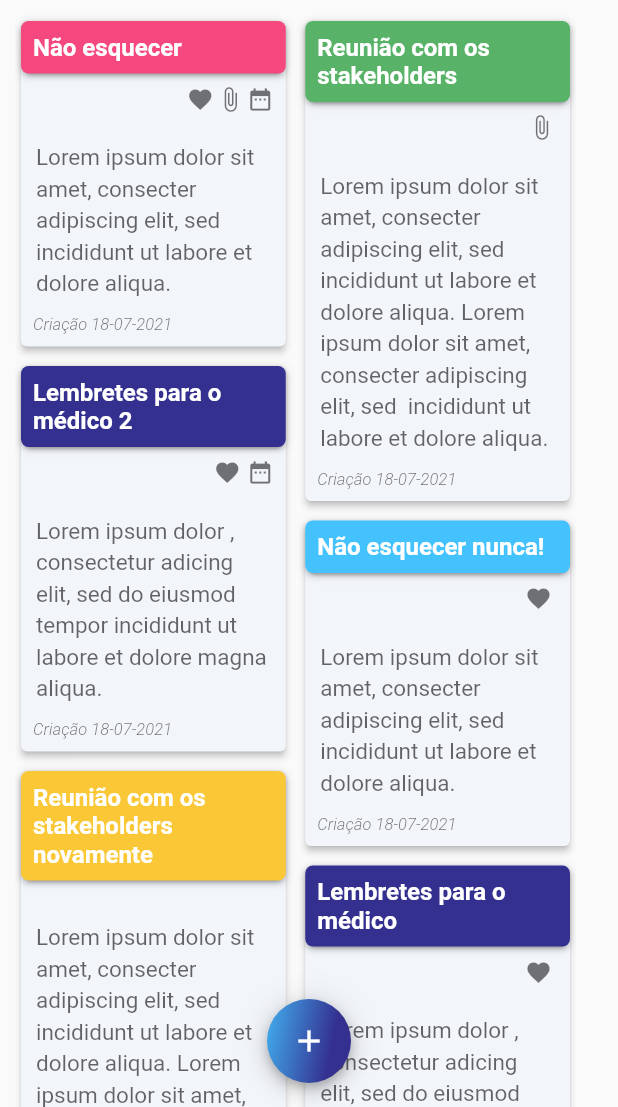
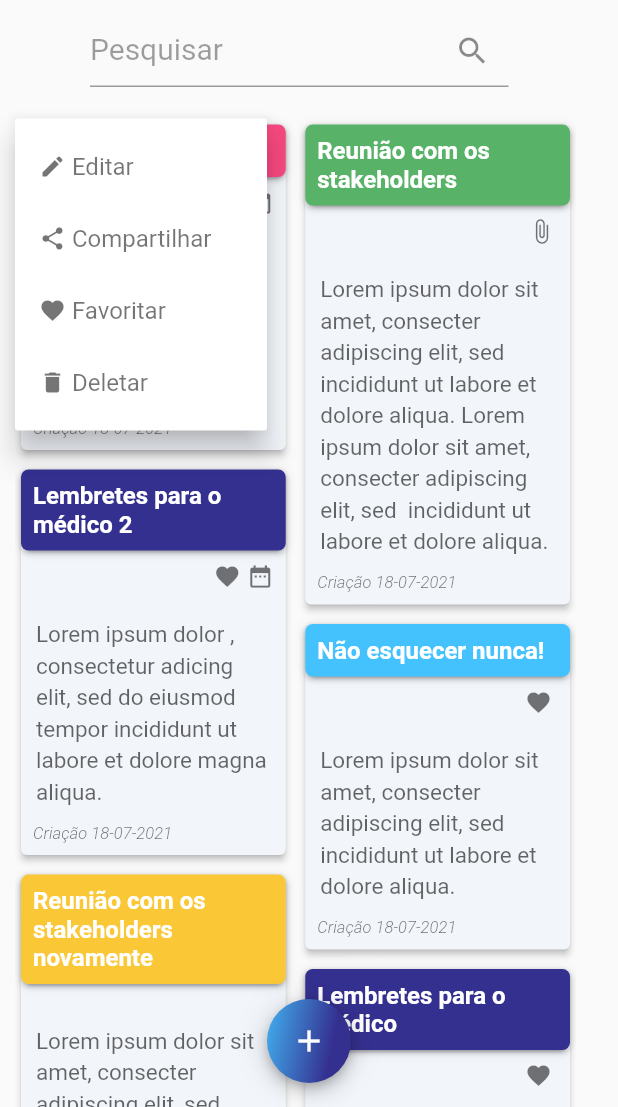
Before and after one commit to andrekubotsu/raro-academy-level-up-4, a Flutter app: the screen it shows after launch, after a tap on "Não esquecer", on a phone screen of 412 x 824 dp, the part 129-1236 px from its top. Run offline on Flutter 3.47's test engine with Material 2 defaults, Android fonts, the phone set to English and light mode, and no system bars; drawn by our look-alikes of focused_menu; our stand-ins replace date_format; missing offline and left inert: animated_card; project files that could hold a hidden picture were left out.

Commit message:
menu using popupbuttonmenu

```diff
--- a/lib/src/features/notes_list/notes_list_controller.dart
+++ b/lib/src/features/notes_list/notes_list_controller.dart
@@ -5,6 +5,7 @@ var inputDate = formatDate(DateTime.now(), [dd, '-', mm, '-', yyyy]);
 
 class NotesListController {
   List data = [
+    {},
     {
       "title": "Não esquecer",
       "noteText":
--- a/lib/src/features/notes_list/notes_list_page.dart
+++ b/lib/src/features/notes_list/notes_list_page.dart
@@ -4,11 +4,10 @@ import 'package:bloco_de_notas/src/features/new_note/new_note.dart';
 import 'package:bloco_de_notas/src/features/notes_list/notes_list_controller.dart';
 import 'package:bloco_de_notas/src/shared/constants/app_colors.dart';
 import 'package:bloco_de_notas/src/shared/widgets/add_new_note_button_widget.dart';
+
 import 'package:bloco_de_notas/src/shared/widgets/note_card_widget.dart';
 import 'package:flutter/material.dart';
 import 'package:flutter_staggered_grid_view/flutter_staggered_grid_view.dart';
-import 'package:focused_menu/focused_menu.dart';
-import 'package:focused_menu/modals.dart';
 
 class NotesListPage extends StatefulWidget {
   NotesListPage({Key? key}) : super(key: key);
@@ -55,17 +54,45 @@ class _NotesListPageState extends State<NotesListPage> {
                 mainAxisSpacing: 5,
                 crossAxisCount: 2,
                 itemCount: controller.data.length,
-                itemBuilder: (BuildContext context, int index) =>
-                    NoteCardWidget(
+                itemBuilder: (BuildContext context, int index) {
+                  if (index == 0) {
+                    return Padding(
+                      padding: const EdgeInsets.only(
+                          left: 50, right: 45, top: 0, bottom: 16),
+                      child: TextField(
+                        decoration: InputDecoration(
+                            suffixIcon: Icon(
+                              Icons.search,
+                              size: 24,
+                            ),
+                            labelText: "Pesquisar",
+                            labelStyle: TextStyle(
+                              fontSize: 20,
+                              color: Colors.black38,
+                            ),
+                            contentPadding: EdgeInsets.all(0)),
+                      ),
+                    );
+                  } else {
+                    return NoteCardWidget(
                       titleText: controller.data[index]["title"],
                       noteColor: controller.data[index]["noteColor"],
                       isFavorite: controller.data[index]["isFavorite"],
-                  hasAttachedFile: controller.data[index]["hasAttachedFile"],
+                      hasAttachedFile: controller.data[index]
+                          ["hasAttachedFile"],
                       isScheduled: controller.data[index]["isScheduled"],
                       noteText: controller.data[index]["noteText"],
                       date: controller.data[index]["date"],
-                ),
-                staggeredTileBuilder: (int index) => StaggeredTile.fit(1),
+                    );
+                  }
+                },
+                staggeredTileBuilder: (int index) {
+                  if (index == 0) {
+                    return StaggeredTile.fit(2);
+                  } else {
+                    return StaggeredTile.fit(1);
+                  }
+                },
               ),
             ),
           ),
--- a/lib/src/shared/constants/app_colors.dart
+++ b/lib/src/shared/constants/app_colors.dart
@@ -11,6 +11,7 @@ class AppColors {
   // static const Color white = Color(0xFFF1F0FD);
   static const Color lightPurple = Color(0xFFAFACF3);
   static const Color lightGrey = Color(0xFFF2F5FA);
+  static Color black54 = Color(0xFF000000).withOpacity(0.54);
 
   static const blueGradient = LinearGradient(
     colors: <Color>[cyan, darkPurple],
--- a/lib/src/shared/constants/app_text_styles.dart
+++ b/lib/src/shared/constants/app_text_styles.dart
@@ -14,4 +14,9 @@ class AppTextStyles {
       fontWeight: FontWeight.w400,
       fontSize: 24,
       color: AppColors.darkPurple);
+
+  static TextStyle notePopMenu = TextStyle(
+    color: AppColors.black54,
+    fontSize: 16,
+  );
 }
--- a/lib/src/shared/widgets/note_card_widget.dart
+++ b/lib/src/shared/widgets/note_card_widget.dart
@@ -1,7 +1,6 @@
 import 'package:bloco_de_notas/src/shared/constants/app_colors.dart';
+import 'package:bloco_de_notas/src/shared/constants/app_text_styles.dart';
 import 'package:flutter/material.dart';
-import 'package:focused_menu/focused_menu.dart';
-import 'package:focused_menu/modals.dart';
 
 class NoteCardWidget extends StatefulWidget {
   final String titleText;
@@ -30,77 +29,66 @@ class NoteCardWidget extends StatefulWidget {
 class _NoteCardWidgetState extends State<NoteCardWidget> {
   @override
   Widget build(BuildContext context) {
-    return FocusedMenuHolder(
-      menuWidth: 140,
-      menuOffset: 10,
-      animateMenuItems: false,
-      menuBoxDecoration: BoxDecoration(
-        borderRadius: BorderRadius.circular(5),
-        border: Border.all(
-          color: Colors.black.withOpacity(0.24),
-        ),
-      ),
-      blurBackgroundColor: Colors.white,
-      blurSize: 0,
-      onPressed: () {},
-      menuItems: [
-        FocusedMenuItem(
-          // backgroundColor: AppColors.lightGrey,
-          title: Row(
+    return PopupMenuButton(
+      itemBuilder: (context) => [
+        PopupMenuItem(
+            child: Row(
           children: [
             Icon(
               Icons.edit,
               color: Colors.black.withOpacity(0.54),
               size: 18,
             ),
-              Text(" Editar"),
+            Text(
+              " Editar",
+              style: AppTextStyles.notePopMenu,
+            ),
           ],
-          ),
-          onPressed: () {},
-        ),
-        FocusedMenuItem(
-          // backgroundColor: AppColors.lightGrey,
-          title: Row(
+        )),
+        PopupMenuItem(
+            child: Row(
           children: [
             Icon(
               Icons.share,
               color: Colors.black.withOpacity(0.54),
               size: 18,
             ),
-              Text(" Compartilhar"),
+            Text(
+              " Compartilhar",
+              style: AppTextStyles.notePopMenu,
+            ),
           ],
-          ),
-          onPressed: () {},
-        ),
-        FocusedMenuItem(
-          // backgroundColor: AppColors.lightGrey,
-          title: Row(
+        )),
+        PopupMenuItem(
+            child: Row(
           children: [
             Icon(
               Icons.favorite,
               color: Colors.black.withOpacity(0.54),
               size: 18,
             ),
-              Text(" Favoritar"),
+            Text(
+              " Favoritar",
+              style: AppTextStyles.notePopMenu,
+            ),
           ],
-          ),
-          onPressed: () {},
-        ),
-        FocusedMenuItem(
-          // backgroundColor: AppColors.lightGrey,
-          title: Row(
+        )),
+        PopupMenuItem(
+            child: Row(
           children: [
             Icon(
               Icons.delete,
               color: Colors.black.withOpacity(0.54),
               size: 18,
             ),
-              Text(" Deletar"),
-            ],
-          ),
-          onPressed: () {},
+            Text(
+              " Deletar",
+              style: AppTextStyles.notePopMenu,
             ),
           ],
+        ))
+      ],
+      //onLongPress: () {},
       child: Card(
         color: AppColors.lightGrey,
         shadowColor: Colors.black,
--- a/pubspec.yaml
+++ b/pubspec.yaml
@@ -31,7 +31,7 @@ dependencies:
   animated_card: ^2.0.0
   flutter_staggered_grid_view: ^0.4.0
   date_format: ^2.0.2
-  focused_menu: ^1.0.5
+
 
 
 dev_dependencies:
```
Also changed, not shown: pubspec.lock, 1 other file. Lines whose indentation alone changed are shown as unchanged.
